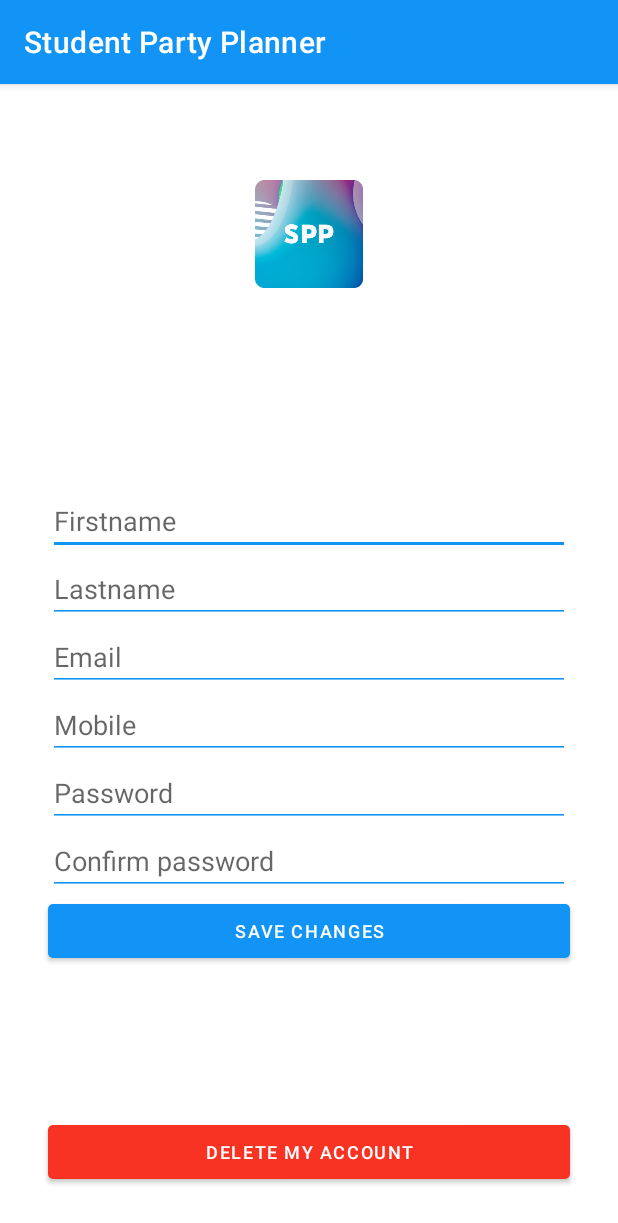
After one commit to HSR-Cheat-Sheets/mge-miniprojekt, an Android app: the EditProfileActivity screen opened directly, with no data from a screen before it, on a phone screen of 412 x 824 dp. The commit adds this screen. Shown: the top 1223 px of the screen. Run offline under Robolectric (Android 15) with nearby library versions, the phone set to English and light mode, and no system bars.

Commit message:
Init Edit Profile Activity

```diff
--- a/app/app/src/main/AndroidManifest.xml
+++ b/app/app/src/main/AndroidManifest.xml
@@ -10,10 +10,18 @@
         android:supportsRtl="true"
         android:theme="@style/Theme.SPP">
         <activity
+            android:name=".EditProfileActivity"
+            android:exported="true">
+            <meta-data
+            android:name="android.support.PARENT_ACTIVITY"
+            android:value=".WelcomeActivity" />
+        </activity>
+        <activity
             android:name=".SplashscreenActivity"
             android:exported="true">
             <intent-filter>
                 <action android:name="android.intent.action.MAIN" />
+
                 <category android:name="android.intent.category.LAUNCHER" />
             </intent-filter>
         </activity>
@@ -41,9 +49,7 @@
         </activity>
         <activity
             android:name=".WelcomeActivity"
-            android:exported="true">
-
-        </activity>
+            android:exported="true"></activity>
         <activity
             android:name=".MainActivity"
             android:exported="true" />
--- /dev/null
+++ b/app/app/src/main/java/ch/zice/spp/EditProfileActivity.kt
@@ -0,0 +1,11 @@
+package ch.zice.spp
+
+import androidx.appcompat.app.AppCompatActivity
+import android.os.Bundle
+
+class EditProfileActivity : AppCompatActivity() {
+    override fun onCreate(savedInstanceState: Bundle?) {
+        super.onCreate(savedInstanceState)
+        setContentView(R.layout.activity_edit_profile)
+    }
+}
--- /dev/null
+++ b/app/app/src/main/res/layout/activity_edit_profile.xml
@@ -0,0 +1,132 @@
+<?xml version="1.0" encoding="utf-8"?>
+<androidx.constraintlayout.widget.ConstraintLayout xmlns:android="http://schemas.android.com/apk/res/android"
+    xmlns:app="http://schemas.android.com/apk/res-auto"
+    xmlns:tools="http://schemas.android.com/tools"
+    android:layout_width="match_parent"
+    android:layout_height="match_parent"
+    tools:context=".EditProfileActivity">
+
+    <ImageView
+        android:id="@+id/imageView"
+        android:layout_width="wrap_content"
+        android:layout_height="wrap_content"
+        android:layout_marginTop="64dp"
+        android:contentDescription="@string/logo_content_descrition"
+        app:layout_constraintEnd_toEndOf="parent"
+        app:layout_constraintStart_toStartOf="parent"
+        app:layout_constraintTop_toTopOf="parent"
+        app:srcCompat="@mipmap/ic_launcher_round" />
+
+    <EditText
+        android:id="@+id/editProfileLastname"
+        style="@style/inputField"
+        android:layout_width="0dp"
+        android:layout_height="wrap_content"
+        android:layout_marginStart="32dp"
+        android:layout_marginEnd="32dp"
+        android:ems="10"
+        android:hint="@string/firstname"
+        android:inputType="textPersonName"
+        app:layout_constraintBottom_toBottomOf="parent"
+        app:layout_constraintEnd_toEndOf="parent"
+        app:layout_constraintHorizontal_bias="0.0"
+        app:layout_constraintStart_toStartOf="parent"
+        app:layout_constraintTop_toBottomOf="@+id/imageView"
+        app:layout_constraintVertical_bias="0.226"
+        android:importantForAutofill="no" />
+
+    <EditText
+        style="@style/inputField"
+        android:id="@+id/editProfileFamilyname"
+        android:layout_width="0dp"
+        android:layout_height="wrap_content"
+        android:ems="10"
+        android:hint="@string/lastname"
+        android:inputType="textPersonName"
+        app:layout_constraintEnd_toEndOf="@+id/editProfileLastname"
+        app:layout_constraintHorizontal_bias="0.502"
+        app:layout_constraintStart_toStartOf="@+id/editProfileLastname"
+        app:layout_constraintTop_toBottomOf="@+id/editProfileLastname"
+        android:importantForAutofill="no" />
+
+    <EditText
+        style="@style/inputField"
+        android:id="@+id/editProfileEmail"
+        android:layout_width="0dp"
+        android:layout_height="wrap_content"
+        android:ems="10"
+        android:hint="@string/email_input_hint"
+        android:inputType="textPersonName"
+        app:layout_constraintEnd_toEndOf="@+id/editProfileFamilyname"
+        app:layout_constraintHorizontal_bias="0.502"
+        app:layout_constraintStart_toStartOf="@+id/editProfileFamilyname"
+        app:layout_constraintTop_toBottomOf="@+id/editProfileFamilyname"
+        android:importantForAutofill="no" />
+
+    <EditText
+        style="@style/inputField"
+        android:id="@+id/editProfileMobile"
+        android:layout_width="0dp"
+        android:layout_height="wrap_content"
+        android:ems="10"
+        android:hint="@string/edit_profile_mobile"
+        android:inputType="textPersonName"
+        app:layout_constraintEnd_toEndOf="@+id/editProfileEmail"
+        app:layout_constraintHorizontal_bias="0.502"
+        app:layout_constraintStart_toStartOf="@+id/editProfileEmail"
+        app:layout_constraintTop_toBottomOf="@+id/editProfileEmail"
+        android:importantForAutofill="no" />
+
+    <EditText
+        style="@style/inputField"
+        android:id="@+id/editProfilePassword"
+        android:layout_width="0dp"
+        android:layout_height="wrap_content"
+        android:ems="10"
+        android:hint="@string/password"
+        android:inputType="numberPassword"
+        app:layout_constraintEnd_toEndOf="@+id/editProfileMobile"
+        app:layout_constraintHorizontal_bias="0.502"
+        app:layout_constraintStart_toStartOf="@+id/editProfileMobile"
+        app:layout_constraintTop_toBottomOf="@+id/editProfileMobile"
+        android:importantForAutofill="no" />
+
+    <EditText
+        android:id="@+id/editProfilePasswordConfirm"
+        style="@style/inputField"
+        android:layout_width="0dp"
+        android:layout_height="wrap_content"
+        android:ems="10"
+        android:hint="@string/password_confirm"
+        android:importantForAutofill="no"
+        android:inputType="numberPassword"
+        app:layout_constraintEnd_toEndOf="@+id/editProfilePassword"
+        app:layout_constraintHorizontal_bias="0.502"
+        app:layout_constraintStart_toStartOf="@+id/editProfilePassword"
+        app:layout_constraintTop_toBottomOf="@+id/editProfilePassword" />
+
+    <Button
+        android:id="@+id/button_edit_profile_save"
+        style="@style/buttonPrimary"
+        android:layout_width="0dp"
+        android:layout_height="wrap_content"
+        android:text="Save changes"
+        app:layout_constraintEnd_toEndOf="@+id/editProfilePasswordConfirm"
+        app:layout_constraintHorizontal_bias="0.0"
+        app:layout_constraintStart_toStartOf="@+id/editProfilePasswordConfirm"
+        app:layout_constraintTop_toBottomOf="@+id/editProfilePasswordConfirm" />
+
+
+
+    <Button
+        android:id="@+id/button_edit_profile_delete"
+        style="@style/buttonDanger"
+        android:layout_width="0dp"
+        android:layout_height="wrap_content"
+        android:text="@string/edit_profile_delete"
+        app:layout_constraintBottom_toBottomOf="parent"
+        app:layout_constraintEnd_toEndOf="@+id/button_edit_profile_save"
+        app:layout_constraintStart_toStartOf="@+id/button_edit_profile_save"
+        android:layout_marginBottom="32dp"/>
+
+</androidx.constraintlayout.widget.ConstraintLayout>
--- a/app/app/src/main/res/values/strings.xml
+++ b/app/app/src/main/res/values/strings.xml
@@ -9,7 +9,7 @@
     <string name="logo_content_description">Logo SPP</string>
 
     <!--    Input fields (Edit text) -->
-    <string name="email_input_hint">email</string>
+    <string name="email_input_hint">Email</string>
     <string name="firstname">Firstname</string>
     <string name="lastname">Lastname</string>
     <string name="password">Password</string>
@@ -44,4 +44,10 @@
     <!--    Tab Profile -->
     <string name="title_tab_profile">Profile</string>
 
+    <!--    Edit Profile -->
+    <string name="edit_profile_mobile">Mobile</string>
+    <string name="edit_profile_save">Save changes</string>
+    <string name="edit_profile_delete">Delete my account</string>
+
+
 </resources>
--- a/app/app/src/main/res/values/themes.xml
+++ b/app/app/src/main/res/values/themes.xml
@@ -18,8 +18,6 @@
         <item name="backgroundTint">@color/primaryColor</item>
         <item name="cornerRadius">3dp</item>
         <item name="android:textSize">12sp</item>
-        <item name="android:layout_marginStart">16dp</item>
-        <item name="android:layout_marginEnd">16dp</item>
         <item name="android:layout_width">match_parent</item>
     </style>
 
@@ -27,8 +25,13 @@
         <item name="backgroundTint">@color/secondaryColor</item>
         <item name="cornerRadius">3dp</item>
         <item name="android:textSize">12sp</item>
-        <item name="android:layout_marginStart">16dp</item>
-        <item name="android:layout_marginEnd">16dp</item>
+        <item name="android:layout_width">match_parent</item>
+    </style>
+
+    <style name="buttonDanger">
+        <item name="backgroundTint">@color/dangerRed</item>
+        <item name="cornerRadius">3dp</item>
+        <item name="android:textSize">12sp</item>
         <item name="android:layout_width">match_parent</item>
     </style>
 
```
